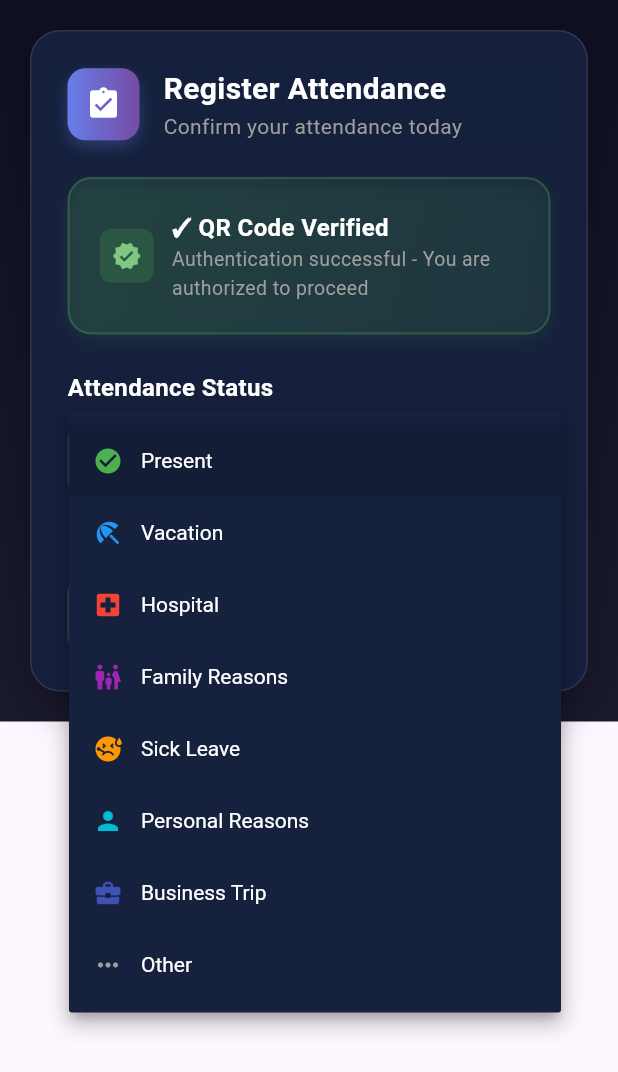
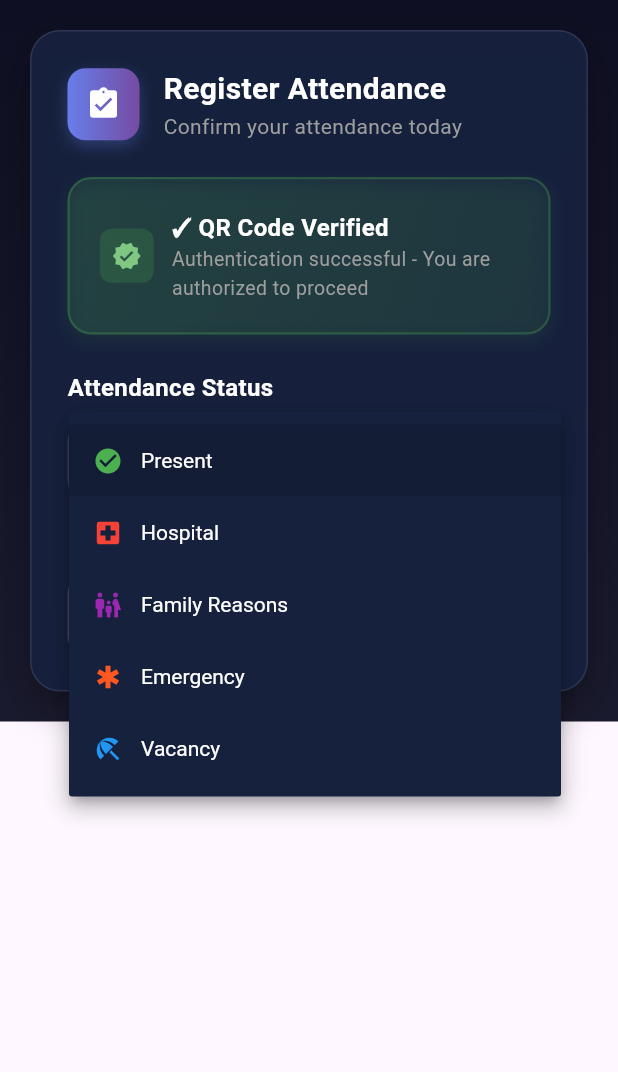
Before and after one commit to 2halfone/o-cloud-frontend-flutter, a Flutter app: the AttendanceForm widget shown alone on an empty page, opened directly with empty values, after a tap on "Present", on a phone screen of 412 x 824 dp. Shown: the top 1072 px of the screen. Run offline on Flutter 3.47's test engine with Material 3 defaults, Android fonts, the phone set to English and light mode, and no system bars; our stand-ins replace flutter_secure_storage, image_gallery_saver, image_picker, jwt_decoder, permission_handler, qr_flutter and 1 more; missing offline and left inert: qr_code_scanner, qr_code_tools; accounts and stored records are empty.

Commit message:
feat: Update attendance status enum and remove unnecessary options
- Updated AttendanceStatus enum with correct backend values
- Removed 'not_registered' and 'personal' status from user interface
- Removed text input requirement for family and emergency reasons
- Updated all status labels and UI components
- Fixed all related tests and validation logic
- Improved user experience by simplifying attendance form

```diff
--- /dev/null
+++ b/debug_status.dart
@@ -0,0 +1,27 @@
+import 'lib/models/attendance.dart';
+import 'dart:convert';
+
+void main() {
+  print('=== DEBUG STATUS VALUES ===');
+
+  // Testa tutti i valori status
+  for (AttendanceStatus status in AttendanceStatus.values) {
+    final request = AttendanceRequest(
+      qrContent: QRContent(jwt: 'test', type: 'test', version: '1.0'),
+      status: status,
+      reason: null,
+    );
+
+    final json = request.toJson();
+    print('${status.toString()} → JSON: ${json['status']}');
+  }
+
+  print('\n=== JSON COMPLETO ===');
+  final testRequest = AttendanceRequest(
+    qrContent: QRContent(jwt: 'test_jwt', type: 'attendance', version: '1.0'),
+    status: AttendanceStatus.present,
+    reason: null,
+  );
+
+  print(jsonEncode(testRequest.toJson()));
+}
--- a/lib/models/attendance.dart
+++ b/lib/models/attendance.dart
@@ -3,22 +3,26 @@ import 'package:json_annotation/json_annotation.dart';
 part 'attendance.g.dart';
 
 enum AttendanceStatus {
-  @JsonValue('presente')
+  @JsonValue('present')
   present,
-  @JsonValue('vacation')
-  vacation,
+
   @JsonValue('hospital')
   hospital,
+
   @JsonValue('family')
   family,
-  @JsonValue('sick')
-  sick,
+
+  @JsonValue('emergency')
+  emergency,
+
+  @JsonValue('vacancy')
+  vacancy,
+
   @JsonValue('personal')
   personal,
-  @JsonValue('business')
-  business,
-  @JsonValue('other')
-  other,
+
+  @JsonValue('not_registered')
+  notRegistered,
 }
 
 @JsonSerializable()
--- a/lib/services/attendance_service.dart
+++ b/lib/services/attendance_service.dart
@@ -289,34 +289,38 @@ class AttendanceService {
       print('Error parsing QR content: $e');
       return null;
     }
-  }
-  // Helper method to get status labels for UI
+  }  // Helper method to get status labels for UI
   String getStatusLabel(AttendanceStatus status) {
     switch (status) {
       case AttendanceStatus.present:
         return 'Present';
-      case AttendanceStatus.vacation:
-        return 'Vacation';
       case AttendanceStatus.hospital:
         return 'Hospital';
       case AttendanceStatus.family:
         return 'Family Reasons';
-      case AttendanceStatus.sick:
-        return 'Sick Leave';
+      case AttendanceStatus.emergency:
+        return 'Emergency';
+      case AttendanceStatus.vacancy:
+        return 'Vacancy';
       case AttendanceStatus.personal:
         return 'Personal Reasons';
-      case AttendanceStatus.business:
-        return 'Business Trip';
-      case AttendanceStatus.other:
-        return 'Other';
+      case AttendanceStatus.notRegistered:
+        return 'Not Registered';
     }
   }
-
   // Get list of available status options
   List<AttendanceStatus> getAvailableStatuses() {
-    return AttendanceStatus.values;
+    return [
+      AttendanceStatus.present,
+      AttendanceStatus.hospital,
+      AttendanceStatus.family,
+      AttendanceStatus.emergency,
+      AttendanceStatus.vacancy,
+      // Removed: AttendanceStatus.personal (not shown to users)
+      // Removed: AttendanceStatus.notRegistered (internal use only)
+    ];
   }  // Check if status requires family reason
   bool requiresMotivation(AttendanceStatus status) {
-    return status == AttendanceStatus.family;
+    return false; // No statuses require motivation text input
   }
 }
--- a/lib/widgets/qr_scanner/attendance_form.dart
+++ b/lib/widgets/qr_scanner/attendance_form.dart
@@ -377,44 +377,39 @@ class _AttendanceFormState extends State<AttendanceForm>
         ),
       ],
     );
-  }
-  IconData _getStatusIcon(AttendanceStatus status) {
+  }  IconData _getStatusIcon(AttendanceStatus status) {
     switch (status) {
       case AttendanceStatus.present:
         return Icons.check_circle;
-      case AttendanceStatus.vacation:
-        return Icons.beach_access;
       case AttendanceStatus.hospital:
         return Icons.local_hospital;
       case AttendanceStatus.family:
         return Icons.family_restroom;
-      case AttendanceStatus.sick:
-        return Icons.sick;
+      case AttendanceStatus.emergency:
+        return Icons.emergency;
+      case AttendanceStatus.vacancy:
+        return Icons.beach_access;
       case AttendanceStatus.personal:
         return Icons.person;
-      case AttendanceStatus.business:
-        return Icons.business_center;
-      case AttendanceStatus.other:
-        return Icons.more_horiz;
+      case AttendanceStatus.notRegistered:
+        return Icons.pending;
     }
   }
   Color _getStatusColor(AttendanceStatus status) {
     switch (status) {
       case AttendanceStatus.present:
         return Colors.green;
-      case AttendanceStatus.vacation:
-        return Colors.blue;
       case AttendanceStatus.hospital:
         return Colors.red;
       case AttendanceStatus.family:
         return Colors.purple;
-      case AttendanceStatus.sick:
-        return Colors.orange;
+      case AttendanceStatus.emergency:
+        return Colors.deepOrange;
+      case AttendanceStatus.vacancy:
+        return Colors.blue;
       case AttendanceStatus.personal:
         return Colors.cyan;
-      case AttendanceStatus.business:
-        return Colors.indigo;
-      case AttendanceStatus.other:
+      case AttendanceStatus.notRegistered:
         return Colors.grey;
     }
   }
```
Also changed, not shown: lib/models/attendance.g.dart, 4 other files.
